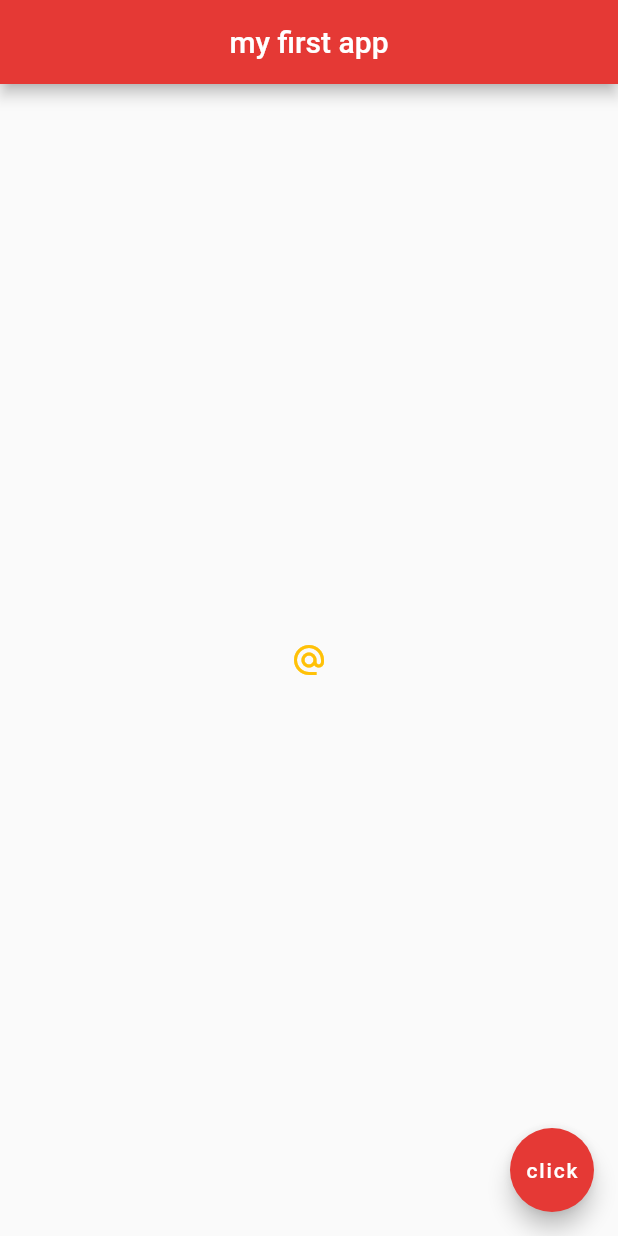
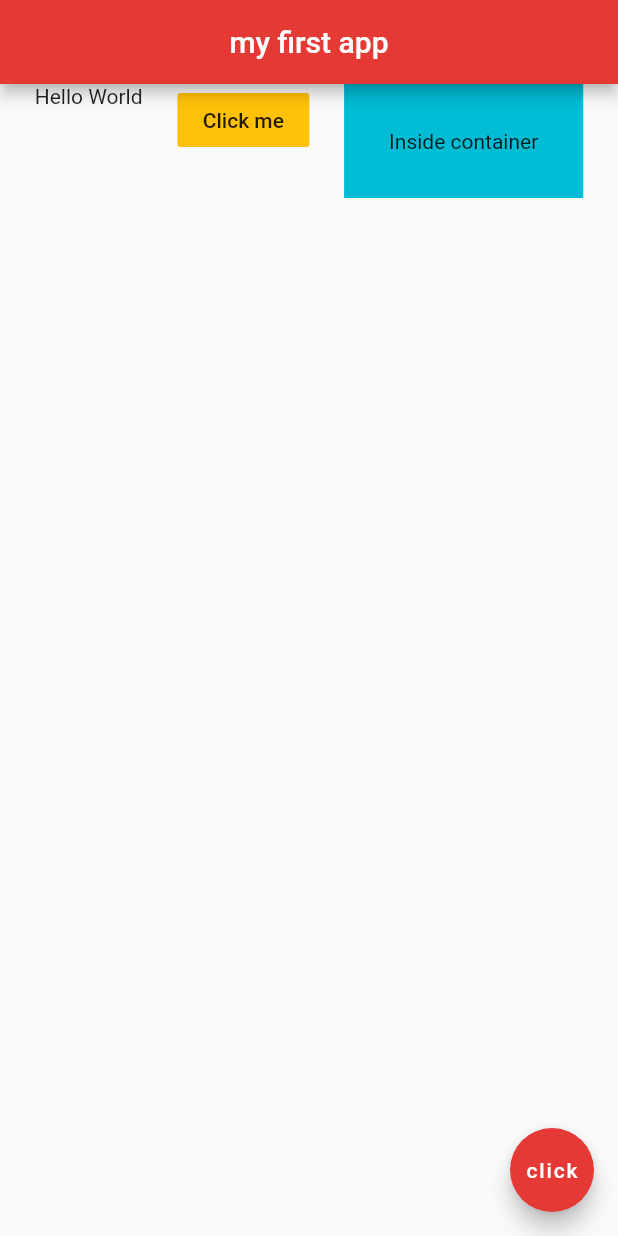
Before and after one commit to ylruiz/flutter, a Flutter app: the screen it shows after launch, on a phone screen of 412 x 824 dp. Run offline on Flutter 3.47's test engine with Material 2 defaults, Android fonts, the light colour scheme and no system bars.

Commit message:
Tutorial #2 - Using Row

```diff
--- a/tutorial_2/lib/main.dart
+++ b/tutorial_2/lib/main.dart
@@ -18,12 +18,22 @@
         centerTitle: true,
         backgroundColor: Colors.red[600],
       ),
-      body: Center(
-        child: IconButton(
-          icon: Icon(Icons.alternate_email),
-          color: Colors.amber,
-          onPressed: (){},
-        ),
+      body: Row(
+        mainAxisAlignment: MainAxisAlignment.spaceEvenly,
+        crossAxisAlignment: CrossAxisAlignment.start,
+        children: <Widget>[
+          Text('Hello World'),
+          FlatButton(
+            color: Colors.amber,
+            child: Text('Click me'),
+            onPressed: () {},
+          ),
+          Container(
+            color: Colors.cyan,
+            padding: EdgeInsets.all(30.0),
+            child: Text('Inside container'),
+          )
+        ],
       ),
       floatingActionButton: FloatingActionButton(
         child: Text('click'),
```
